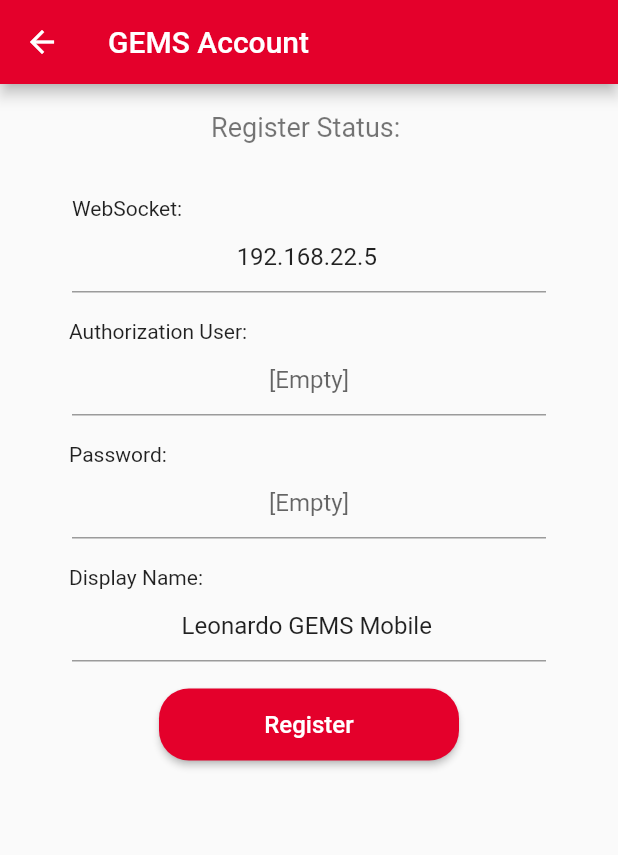
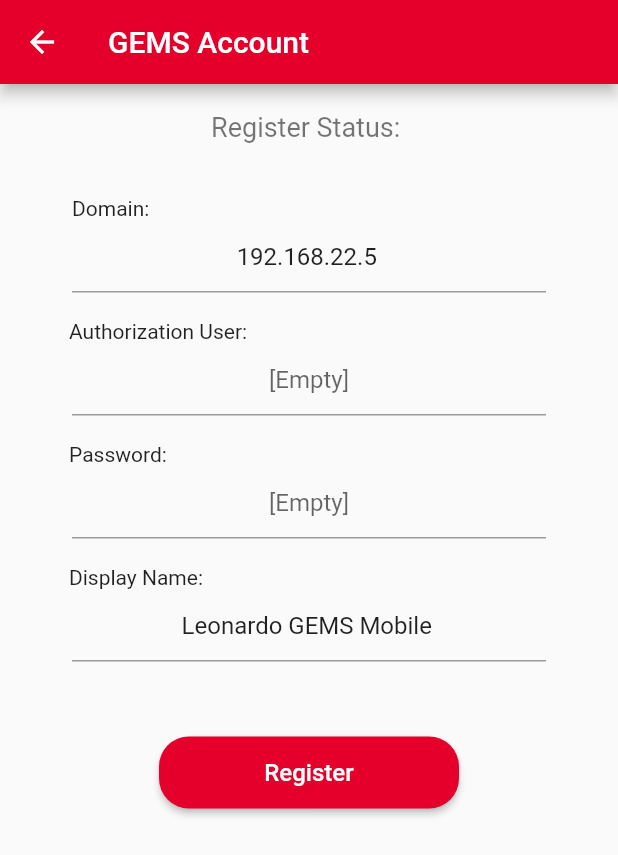
Before and after one commit to ertekinbatuhan/gemsmobile, a Flutter app: the screen it shows after launch, on a phone screen of 412 x 824 dp. Shown: the top 855 px of the screen. Run offline on Flutter 3.47's test engine with Material 2 defaults, Android fonts, the light colour scheme and no system bars; our stand-ins replace permission_handler, shared_preferences; missing offline and left inert: dart:ffi, flutter_webrtc, sip_ua.

Commit message:
Changed from Websocket name to Domain

```diff
--- a/lib/src/register.dart
+++ b/lib/src/register.dart
@@ -153,7 +153,7 @@ class _MyRegisterWidget extends State<RegisterWidget>
                         padding: EdgeInsets.fromLTRB(48.0, 18.0, 48.0, 0),
                         child: Align(
                           alignment: Alignment.centerLeft,
-                          child: Text('WebSocket:'),
+                          child: Text('Domain:'),
                         ),
                       ),
 
@@ -286,7 +286,7 @@ class _MyRegisterWidget extends State<RegisterWidget>
                     ],
                   ),
                   Padding(
-                      padding: const EdgeInsets.fromLTRB(0.0, 18.0, 0.0, 0.0),
+                      padding: const EdgeInsets.fromLTRB(0.0, 50.0, 0.0, 0.0),
                       child: Container(
                         height: 48.0,
                         width: 200.0,
```
